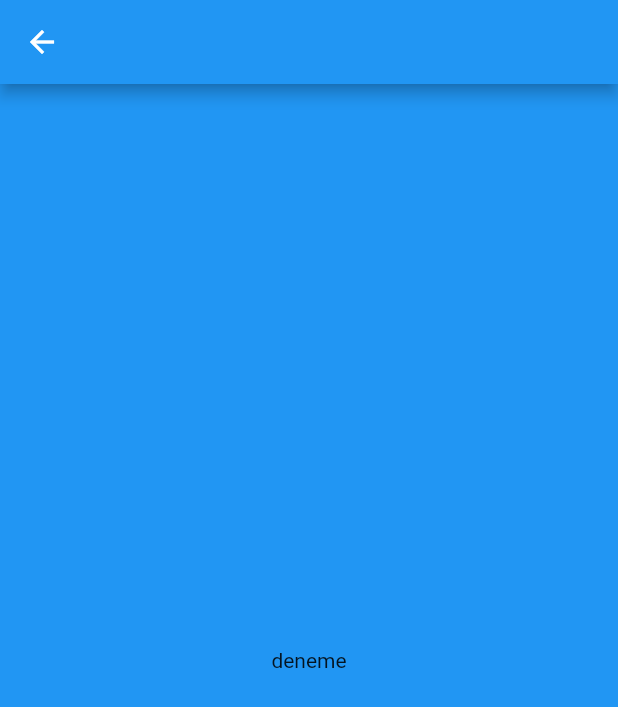
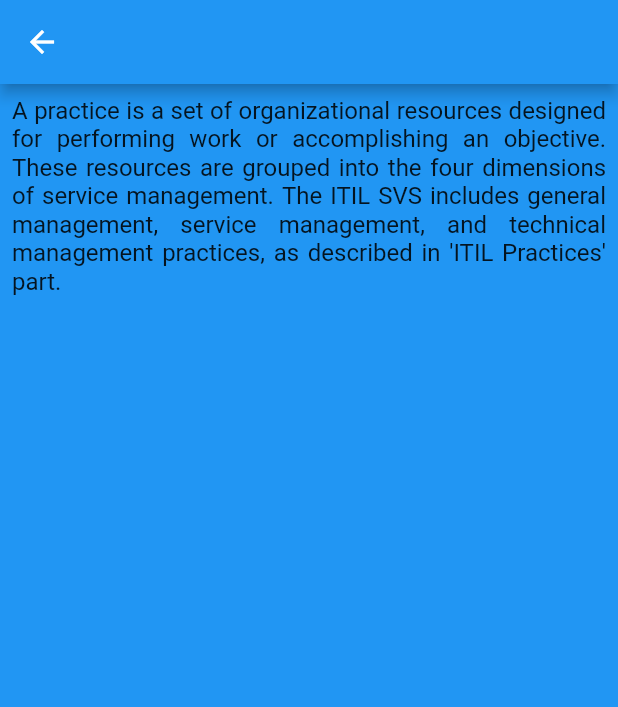
Before and after one commit to ElifEsen/ITMS-MobileApp-Project, a Flutter app: the practices screen opened directly, on a phone screen of 412 x 824 dp. Shown: the top 707 px of the screen. Run offline on Flutter 3.47's test engine with Material 2 defaults, Android fonts, the light colour scheme and no system bars.

Commit message:
Update practices.dart

```diff
--- a/itms_project/lib/Modules/practices.dart
+++ b/itms_project/lib/Modules/practices.dart
@@ -8,14 +8,23 @@
         backgroundColor: Colors.blue,
       ),
       backgroundColor: Colors.blue,
-      body: Center(
-        child: Container(
+      body: ListView(children: <Widget>[
+        Container(
           child: Column(
             mainAxisAlignment: MainAxisAlignment.center,
-            children: <Widget>[Text("deneme")],
+            children: <Widget>[
+              Padding(
+                padding: const EdgeInsets.all(8.0),
+                child: Text(
+                  "A practice is a set of organizational resources designed for performing work or accomplishing an objective. These resources are grouped into the four dimensions of service management. The ITIL SVS includes general management, service management, and technical management practices, as described in 'ITIL Practices' part.",
+                  textAlign: TextAlign.justify,
+                  style: TextStyle(fontSize: 16.0),
+                ),
+              )
+            ],
           ),
         ),
-      ),
+      ]),
     );
   }
 }
```
